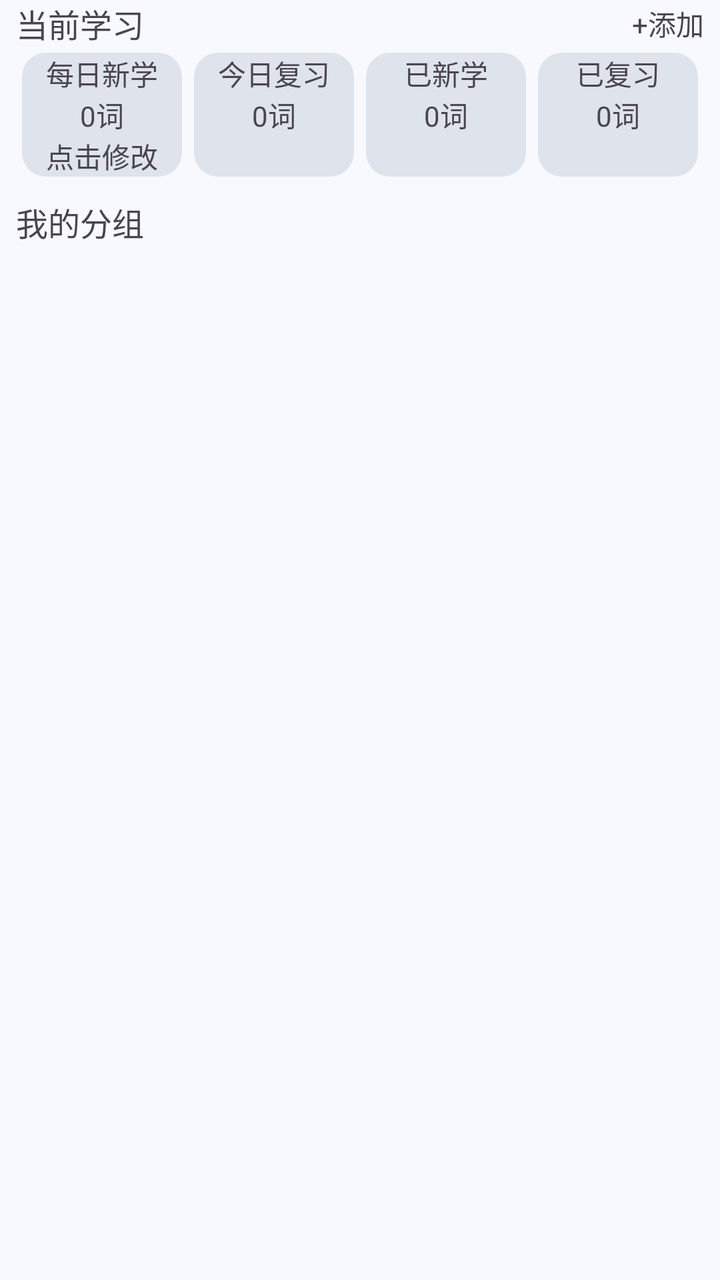
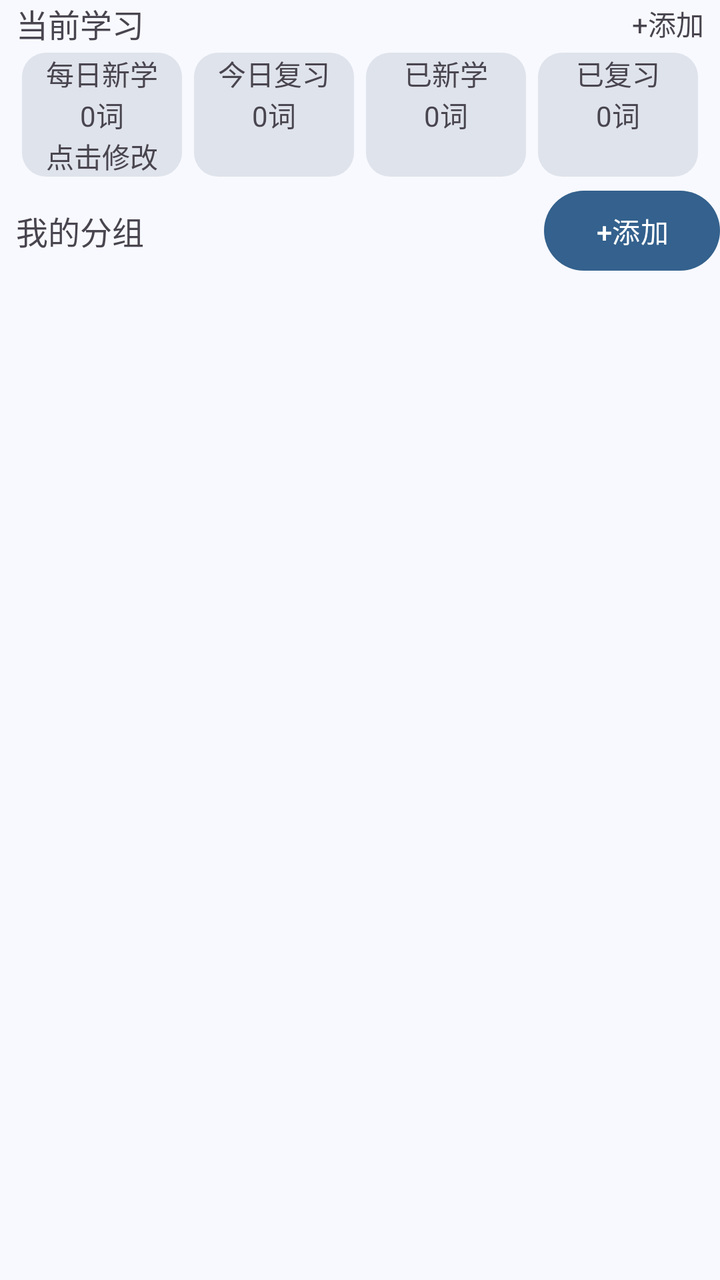

Two renders of the same Android screen: before a commit and after it. Below are the layout's source before the change and the commit's diff.
<!-- AndroidManifest.xml: application theme Theme.MnemoAI -->
<!-- res/layout/fragment_vocabulary.xml -->
<?xml version="1.0" encoding="utf-8"?>
<androidx.core.widget.NestedScrollView
    xmlns:android="http://schemas.android.com/apk/res/android"
    xmlns:app="http://schemas.android.com/apk/res-auto"
    xmlns:tools="http://schemas.android.com/tools"
    android:layout_width="match_parent"
    android:layout_height="match_parent"
    android:fillViewport="true">

    <androidx.constraintlayout.widget.ConstraintLayout
        android:layout_width="match_parent"
        android:layout_height="match_parent">

        <com.google.android.material.textview.MaterialTextView
            android:id="@+id/studyingTV"
            android:layout_width="wrap_content"
            android:layout_height="wrap_content"
            android:layout_marginStart="8dp"
            android:text="@string/learning_vocabulary"
            android:textSize="@dimen/text_size_default"

            app:layout_constraintStart_toStartOf="parent"
            app:layout_constraintTop_toTopOf="parent" />

        <com.google.android.material.textview.MaterialTextView
            android:id="@+id/addVocabularyTV"
            android:layout_width="wrap_content"
            android:layout_height="wrap_content"
            android:layout_marginEnd="8dp"
            android:text="@string/add"
            app:layout_constraintBottom_toBottomOf="@+id/studyingTV"
            app:layout_constraintEnd_toEndOf="parent"
            app:layout_constraintTop_toTopOf="@+id/studyingTV" />

        <androidx.recyclerview.widget.RecyclerView
            android:id="@+id/studyingVocabulary"
            android:layout_width="match_parent"
            android:layout_height="wrap_content"
            app:layout_constraintEnd_toEndOf="parent"
            app:layout_constraintStart_toStartOf="parent"
            app:layout_constraintTop_toBottomOf="@+id/studyingTV" />

        <LinearLayout
            android:id="@+id/learningGoalLL"
            android:layout_width="match_parent"
            android:layout_height="wrap_content"
            android:orientation="horizontal"
            android:layout_marginStart="8dp"
            android:layout_marginEnd="8dp"
            app:layout_constraintEnd_toEndOf="parent"
            app:layout_constraintStart_toStartOf="parent"
            app:layout_constraintTop_toBottomOf="@+id/studyingVocabulary">

            <LinearLayout
                android:id="@+id/newLearningWordLL"
                android:layout_width="0dp"
                android:layout_height="wrap_content"
                android:layout_weight="1"
                android:layout_margin="3dp"
                android:gravity="center_horizontal"
                android:background="@drawable/bg_corner"
                android:orientation="vertical">

                <com.google.android.material.textview.MaterialTextView
                    android:id="@+id/studyGoalTV"
                    android:layout_width="wrap_content"
                    android:layout_height="wrap_content"
                    android:gravity="center_horizontal"
                    android:text="@string/study_word_per_day" />
                <LinearLayout
                    android:layout_width="match_parent"
                    android:layout_height="wrap_content"
                    android:gravity="center_horizontal"
                    android:orientation="horizontal">

                    <com.google.android.material.textview.MaterialTextView
                        android:id="@+id/newLearningWordCountTV"
                        android:layout_width="wrap_content"
                        android:layout_height="wrap_content"
                        android:gravity="center"
                        android:text="0" />

                    <com.google.android.material.textview.MaterialTextView
                        android:layout_width="wrap_content"
                        android:layout_height="wrap_content"
                        android:gravity="center"
                        android:text="@string/word" />

                </LinearLayout>

                <com.google.android.material.textview.MaterialTextView
                    android:layout_width="match_parent"
                    android:layout_height="wrap_content"
                    android:gravity="center_horizontal"
                    android:text="@string/click_to_change" />

            </LinearLayout>

            <LinearLayout
                android:layout_width="0dp"
                android:layout_height="match_parent"
                android:layout_weight="1"
                android:layout_margin="3dp"
                android:gravity="center_horizontal"
                android:background="@drawable/bg_corner"
                android:orientation="vertical">

                <com.google.android.material.textview.MaterialTextView
                    android:layout_width="wrap_content"
                    android:layout_height="wrap_content"
                    android:gravity="center_horizontal"
                    android:text="@string/today_review_word" />

                <LinearLayout
                    android:layout_width="match_parent"
                    android:layout_height="wrap_content"
                    android:gravity="center_horizontal">

                    <com.google.android.material.textview.MaterialTextView
                        android:id="@+id/dailyReviewCount"
                        android:layout_width="wrap_content"
                        android:layout_height="wrap_content"
                        android:gravity="center"
                        android:text="0" />

                    <com.google.android.material.textview.MaterialTextView
                        android:layout_width="wrap_content"
                        android:layout_height="wrap_content"
                        android:gravity="center"
                        android:text="@string/word" />

                </LinearLayout>

            </LinearLayout>

            <LinearLayout
                android:layout_width="0dp"
                android:layout_height="match_parent"
                android:layout_weight="1"
                android:layout_margin="3dp"
                android:gravity="center_horizontal"
                android:background="@drawable/bg_corner"
                android:orientation="vertical">

                <com.google.android.material.textview.MaterialTextView
                    android:id="@+id/waitingStudyTV"
                    android:layout_width="wrap_content"
                    android:layout_height="wrap_content"
                    android:layout_gravity="center_horizontal"
                    android:text="@string/study_word_count_today" />

                <LinearLayout
                    android:layout_width="match_parent"
                    android:layout_height="wrap_content"
                    android:gravity="center_horizontal">

                    <com.google.android.material.textview.MaterialTextView
                        android:id="@+id/dailyLearnedCount"
                        android:layout_width="wrap_content"
                        android:layout_height="wrap_content"
                        android:gravity="center"
                        android:text="0" />

                    <com.google.android.material.textview.MaterialTextView
                        android:layout_width="wrap_content"
                        android:layout_height="wrap_content"
                        android:gravity="center"
                        android:text="@string/word" />

                </LinearLayout>

            </LinearLayout>

            <LinearLayout
                android:layout_width="0dp"
                android:layout_height="match_parent"
                android:layout_weight="1"
                android:layout_margin="3dp"
                android:gravity="center_horizontal"
                android:background="@drawable/bg_corner"
                android:orientation="vertical">

                <com.google.android.material.textview.MaterialTextView
                    android:id="@+id/waitingReviewTV"
                    android:layout_width="wrap_content"
                    android:layout_height="wrap_content"
                    android:gravity="center_horizontal"
                    android:text="@string/review_word_count_today" />

                <LinearLayout
                    android:layout_width="match_parent"
                    android:layout_height="wrap_content"
                    android:gravity="center_horizontal">

                    <com.google.android.material.textview.MaterialTextView
                        android:id="@+id/dailyReviewedCount"
                        android:layout_width="wrap_content"
                        android:layout_height="wrap_content"
                        android:gravity="center"
                        android:text="0" />

                    <com.google.android.material.textview.MaterialTextView
                        android:layout_width="wrap_content"
                        android:layout_height="wrap_content"
                        android:gravity="center"
                        android:text="@string/word" />

                </LinearLayout>
            </LinearLayout>
        </LinearLayout>

        <com.google.android.material.textview.MaterialTextView
            android:id="@+id/textView"
            android:layout_width="match_parent"
            android:layout_height="wrap_content"
            android:layout_marginStart="8dp"
            android:layout_marginTop="8dp"
            android:text="@string/my_group"
            android:textSize="@dimen/text_size_default"
            app:layout_constraintEnd_toEndOf="parent"
            app:layout_constraintStart_toStartOf="parent"
            app:layout_constraintTop_toBottomOf="@+id/learningGoalLL" />

        <androidx.recyclerview.widget.RecyclerView
            android:id="@+id/allVocabularyRV"
            android:layout_width="match_parent"
            android:layout_height="wrap_content"
            app:layout_constraintEnd_toEndOf="parent"
            app:layout_constraintStart_toStartOf="parent"
            app:layout_constraintTop_toBottomOf="@+id/textView"/>


    </androidx.constraintlayout.widget.ConstraintLayout>
</androidx.core.widget.NestedScrollView>
<!-- resources referenced by this layout -->
<resources>
  <dimen name="text_size_default">16sp</dimen>
  <!-- drawable bg_corner (drawable) -->
  <?xml version="1.0" encoding="utf-8"?>
  <shape xmlns:android="http://schemas.android.com/apk/res/android">
      <solid android:color="?attr/colorSurfaceVariant"/>
      <corners android:radius="12dp"/>
  </shape>
  <string name="add">+添加</string>
  <string name="click_to_change">点击修改</string>
  <string name="learning_vocabulary">当前学习</string>
  <string name="my_group">我的分组</string>
  <string name="review_word_count_today">已复习</string>
  <string name="study_word_count_today">已新学</string>
  <string name="study_word_per_day">每日新学</string>
  <string name="today_review_word">今日复习</string>
  <string name="word">词</string>
  <color name="md_theme_primary">#34618D</color>
  <color name="md_theme_onPrimary">#FFFFFF</color>
  <color name="md_theme_primaryContainer">#D0E4FF</color>
  <color name="md_theme_onPrimaryContainer">#164974</color>
  <color name="md_theme_secondary">#525F70</color>
  <color name="md_theme_onSecondary">#FFFFFF</color>
  <color name="md_theme_secondaryContainer">#D6E4F7</color>
  <color name="md_theme_onSecondaryContainer">#3B4857</color>
  <color name="md_theme_tertiary">#6A5779</color>
  <color name="md_theme_onTertiary">#FFFFFF</color>
  <color name="md_theme_tertiaryContainer">#F1DAFF</color>
  <color name="md_theme_onTertiaryContainer">#514060</color>
  <color name="md_theme_error">#BA1A1A</color>
  <color name="md_theme_onError">#FFFFFF</color>
  <color name="md_theme_errorContainer">#FFDAD6</color>
  <color name="md_theme_onErrorContainer">#93000A</color>
  <color name="md_theme_background">#F8F9FF</color>
  <color name="md_theme_onBackground">#191C20</color>
  <color name="md_theme_surface">#F8F9FF</color>
  <color name="md_theme_onSurface">#191C20</color>
  <color name="md_theme_surfaceVariant">#DFE3EB</color>
  <color name="md_theme_onSurfaceVariant">#42474E</color>
  <color name="md_theme_outline">#73777F</color>
  <color name="md_theme_outlineVariant">#C2C7CF</color>
  <color name="md_theme_inverseSurface">#2D3135</color>
  <color name="md_theme_inverseOnSurface">#EFF0F7</color>
  <color name="md_theme_inversePrimary">#9FCAFC</color>
  <color name="md_theme_primaryFixed">#D0E4FF</color>
  <color name="md_theme_onPrimaryFixed">#001D35</color>
  <color name="md_theme_primaryFixedDim">#9FCAFC</color>
  <color name="md_theme_onPrimaryFixedVariant">#164974</color>
  <color name="md_theme_secondaryFixed">#D6E4F7</color>
  <color name="md_theme_onSecondaryFixed">#0F1C2A</color>
  <color name="md_theme_secondaryFixedDim">#BAC8DB</color>
  <color name="md_theme_onSecondaryFixedVariant">#3B4857</color>
  <color name="md_theme_tertiaryFixed">#F1DAFF</color>
  <color name="md_theme_onTertiaryFixed">#241432</color>
  <color name="md_theme_tertiaryFixedDim">#D5BEE5</color>
  <color name="md_theme_onTertiaryFixedVariant">#514060</color>
  <color name="md_theme_surfaceDim">#D8DAE0</color>
  <color name="md_theme_surfaceBright">#F8F9FF</color>
  <color name="md_theme_surfaceContainerLowest">#FFFFFF</color>
  <color name="md_theme_surfaceContainerLow">#F2F3F9</color>
  <color name="md_theme_surfaceContainer">#ECEEF4</color>
  <color name="md_theme_surfaceContainerHigh">#E6E8EE</color>
  <color name="md_theme_surfaceContainerHighest">#E1E2E8</color>
  <color name="awaiting_learning">#64748B</color>
  <color name="reviewing">#F59E0B</color>
  <color name="mastered">#22C55E</color>
  <!-- unchanged entries left out for length: 1 -->
</resources>

<!-- the commit's change to res/layout/fragment_vocabulary.xml (unified diff, before → after) -->
@@ -211,14 +211,23 @@
 
         <com.google.android.material.textview.MaterialTextView
             android:id="@+id/textView"
-            android:layout_width="match_parent"
+            android:layout_width="wrap_content"
             android:layout_height="wrap_content"
             android:layout_marginStart="8dp"
-            android:layout_marginTop="8dp"
             android:text="@string/my_group"
             android:textSize="@dimen/text_size_default"
-            app:layout_constraintEnd_toEndOf="parent"
-            app:layout_constraintStart_toStartOf="parent"
+            app:layout_constraintBottom_toTopOf="@+id/allVocabularyRV"
+            app:layout_constraintStart_toStartOf="parent"
+            app:layout_constraintTop_toBottomOf="@+id/learningGoalLL" />
+
+        <com.google.android.material.button.MaterialButton
+            android:id="@+id/add_vocabulary_book_btn"
+            android:layout_width="wrap_content"
+            android:layout_height="wrap_content"
+            android:layout_margin="0dp"
+            android:padding="0dp"
+            android:text="@string/add"
+            app:layout_constraintEnd_toEndOf="parent"
             app:layout_constraintTop_toBottomOf="@+id/learningGoalLL" />
 
         <androidx.recyclerview.widget.RecyclerView
@@ -227,7 +236,7 @@
             android:layout_height="wrap_content"
             app:layout_constraintEnd_toEndOf="parent"
             app:layout_constraintStart_toStartOf="parent"
-            app:layout_constraintTop_toBottomOf="@+id/textView"/>
+            app:layout_constraintTop_toBottomOf="@+id/add_vocabulary_book_btn" />
 
 
     </androidx.constraintlayout.widget.ConstraintLayout>
